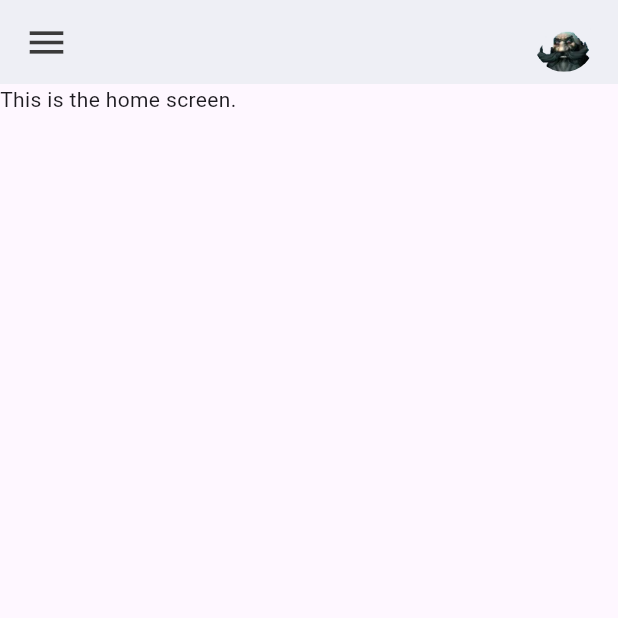
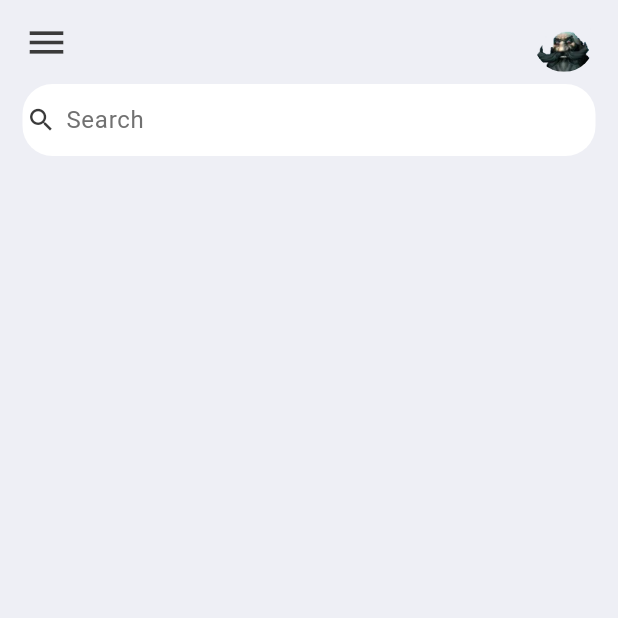
Before and after one commit to myemfar/Flutter_todo, a Flutter app: the screen it shows after launch, on a phone screen of 412 x 824 dp, the top half of it. Run offline on Flutter 3.47's test engine with Material 3 defaults, Android fonts, the phone set to English and light mode, and no system bars.

Commit message:
added search bar

```diff
--- a/todo_app/lib/main.dart
+++ b/todo_app/lib/main.dart
@@ -1,4 +1,5 @@
 import 'package:flutter/material.dart';
+import 'package:flutter/services.dart';
 import 'screens/home.dart';
 
 void main() {
@@ -10,6 +11,7 @@ class MyApp extends StatelessWidget {
 
   @override
   Widget build(BuildContext context) {
+    SystemChrome.setSystemUIOverlayStyle(SystemUiOverlayStyle(statusBarColor: Colors.transparent));
     return MaterialApp(
         debugShowCheckedModeBanner: false,
         title: 'To Do App',
--- a/todo_app/lib/screens/home.dart
+++ b/todo_app/lib/screens/home.dart
@@ -7,8 +7,46 @@ class Home extends StatelessWidget {
   @override
   Widget build(BuildContext context) {
     return Scaffold(
-      appBar: AppBar(
+      backgroundColor: tdBGColor,
+      appBar: _buildAppBar(),
+      body: Container(
+        padding: EdgeInsets.symmetric(horizontal: 15),
+        child: Column(
+          children: [
+            Container(
+              decoration: BoxDecoration(
+                color: Colors.white,
+                borderRadius: BorderRadius.circular(20)
+              ),
+              child:TextField(
+                decoration: InputDecoration(
+                  contentPadding: EdgeInsets.all(0),
+                  prefixIcon: Icon(
+                    Icons.search,
+                    color: tdBlack,
+                    size: 20,
+                    ),
+                    prefixIconConstraints: BoxConstraints(
+                      maxHeight: 20,
+                      minWidth: 25,
+                    ),
+                    border: InputBorder.none,
+                    hintText: 'Search',
+                    hintStyle: TextStyle(color: tdGrey),
+                ),
+              ),
+            ),
+          ],
+        ),
+      ),
+    );
+  }
+}
+
+  AppBar _buildAppBar() {
+    return AppBar(
         backgroundColor: tdBGColor,
+        elevation: 0,
         title: Row(
           mainAxisAlignment: MainAxisAlignment.spaceBetween,
           children: [
@@ -23,10 +61,5 @@ class Home extends StatelessWidget {
             child: ClipRRect(
               borderRadius: BorderRadius.circular(20),
               child: Image.asset('assets/images/THEDWARF.png')))
-        ])),
-    body: Container(
-      child: Text('This is the home screen.'),
-      ),
-    );
+        ]));
   }
-}
```
